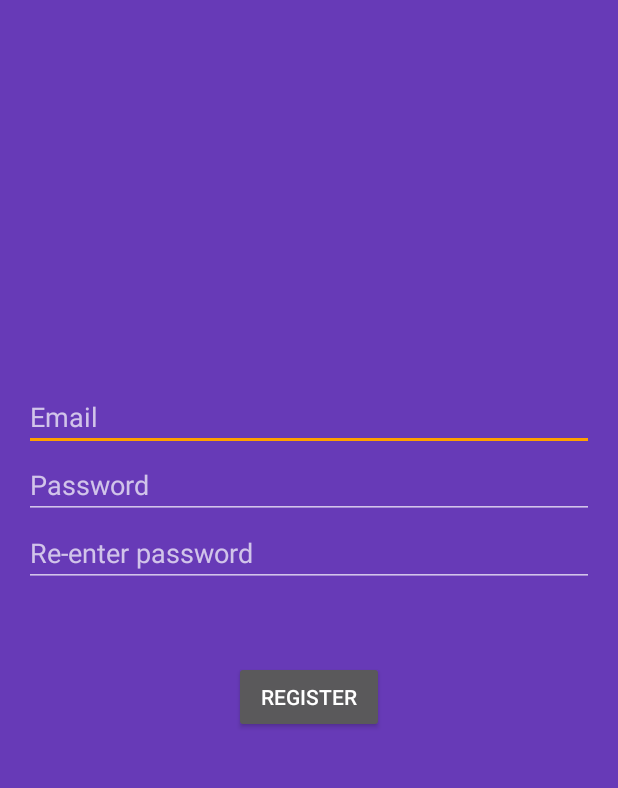
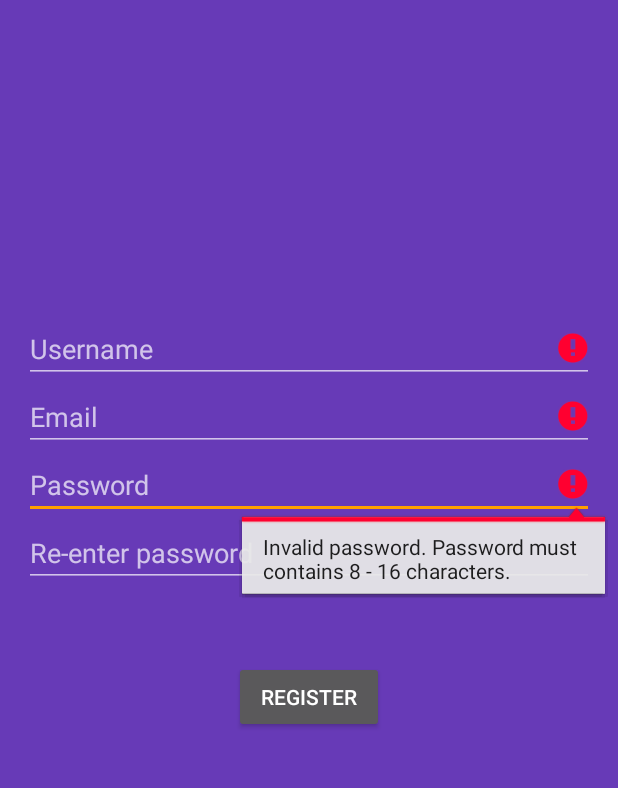
Before and after one commit to bubosam/ChatGlobal, an Android app: the RegistrationActivity screen opened directly, with no data from a screen before it, after a tap on "REGISTER", on a phone screen of 412 x 824 dp, the part 201-989 px from its top. Run offline under Robolectric (Android 15) with nearby library versions, the phone set to English and light mode, and no system bars.

Commit message:
Registration activity

```diff
--- a/Android/DreamChat/app/src/main/java/com/example/boush/dreamchat/RegistrationActivity.java
+++ b/Android/DreamChat/app/src/main/java/com/example/boush/dreamchat/RegistrationActivity.java
@@ -1,13 +1,119 @@
 package com.example.boush.dreamchat;
 
+import android.app.AlertDialog;
+import android.content.DialogInterface;
+import android.content.Intent;
 import android.support.v7.app.AppCompatActivity;
 import android.os.Bundle;
+import android.util.Patterns;
+import android.view.View;
+import android.widget.AutoCompleteTextView;
+import android.widget.Button;
+import android.widget.EditText;
+
+import java.util.regex.Pattern;
+
 
 public class RegistrationActivity extends AppCompatActivity {
+    private EditText username;
+    private AutoCompleteTextView email;
+    private EditText password;
+    private EditText confirmPassword;
+    private Button register;
 
     @Override
     protected void onCreate(Bundle savedInstanceState) {
         super.onCreate(savedInstanceState);
         setContentView(R.layout.activity_registration);
+
+        username = (EditText) findViewById(R.id.username);
+        email = (AutoCompleteTextView) findViewById(R.id.email);
+        password = (EditText) findViewById(R.id.password);
+        confirmPassword = (EditText) findViewById(R.id.confirmPassword);
+        register = (Button) findViewById(R.id.b_register_confirm);
+
+        register.setOnClickListener(new View.OnClickListener() {
+            @Override
+            public void onClick(View v) {
+                attemptRegister();
+            }
+        });
     }
+
+    private void attemptRegister() {
+
+        email.setError(null);
+        username.setError(null);
+        password.setError(null);
+
+        String usernameStr = username.getText().toString();
+        String emailStr = email.getText().toString();
+        String passwordStr = password.getText().toString();
+        String confirmPassStr = confirmPassword.getText().toString();
+
+        boolean cancel = false;
+        View focusView = null;
+
+        if(!isValidUsername(usernameStr)){
+            username.setError("Invalid username. Username must contains 3 - 16 characters.");
+            focusView = username;
+            cancel = true;
+        }
+
+        if(!isValidEmail(emailStr)){
+            email.setError("Invalid email.");
+            focusView = email;
+            cancel = true;
+        }
+
+        if(!isValidPassword(passwordStr)){
+            password.setError("Invalid password. Password must contains 8 - 16 characters.");
+            focusView = password;
+            cancel = true;
+        }
+
+        if(!confirmPassStr.equals(passwordStr)){
+            confirmPassword.setError("Passwords are not equal.");
+            password.setError("Passwords are not equal.");
+            focusView = confirmPassword;
+            cancel = true;
+        }
+        if (cancel) {
+            // There was an error; don't attempt register and focus the first
+            // form field with an error.
+            focusView.requestFocus();
+        } else {
+            new AlertDialog.Builder(this)
+                    .setTitle("Registration")
+                    .setMessage("You have been successfully registered, now you will be logged in.")
+                    .setPositiveButton("OK", new DialogInterface.OnClickListener() {
+                        public void onClick(DialogInterface dialog, int which) {
+                            Intent intent = new Intent(RegistrationActivity.this, ChatActivity.class);
+                            startActivity(intent);
+                        }
+                    })
+                    .setIcon(android.R.drawable.ic_dialog_alert)
+                    .show();
+
+        }
+    }
+
+    private boolean isValidUsername(String username){
+        String regex = "[\\w\\d]{3,16}";
+        Pattern pattern = Pattern.compile(regex, Pattern.CASE_INSENSITIVE);
+        return pattern.matcher(username).matches();
+    }
+
+    private boolean isValidEmail(String email){
+        Pattern pattern = Patterns.EMAIL_ADDRESS;
+        return pattern.matcher(email).matches();
+    }
+
+    private boolean isValidPassword(String password){
+        String regex = "[\\w\\d]{8,16}";
+        Pattern pattern = Pattern.compile(regex, Pattern.CASE_INSENSITIVE);
+        return pattern.matcher(password).matches();
+    }
+
+
 }
--- a/Android/DreamChat/app/src/main/res/layout/activity_registration.xml
+++ b/Android/DreamChat/app/src/main/res/layout/activity_registration.xml
@@ -9,20 +9,21 @@
     android:paddingTop="@dimen/activity_vertical_margin"
     tools:context="com.example.boush.dreamchat.RegistrationActivity">
 
-    <LinearLayout
-        android:orientation="vertical"
-        android:layout_width="match_parent"
-        android:layout_height="match_parent"
-        android:layout_alignParentTop="true"
+    <EditText
+        android:layout_width="wrap_content"
+        android:layout_height="wrap_content"
+        android:inputType="textPersonName"
+        android:ems="10"
+        android:id="@+id/username"
+        android:layout_above="@+id/email"
         android:layout_alignParentRight="true"
-        android:layout_alignParentEnd="true">
-
-        <RelativeLayout
-            android:layout_width="match_parent"
-            android:layout_height="match_parent">
+        android:layout_alignParentEnd="true"
+        android:layout_alignParentLeft="true"
+        android:layout_alignParentStart="true"
+        android:hint="@string/username" />
 
     <AutoCompleteTextView
-                android:id="@+id/autoCompleteTextView"
+        android:id="@+id/email"
         android:layout_width="match_parent"
         android:layout_height="wrap_content"
         android:hint="@string/prompt_email"
@@ -33,7 +34,7 @@
         android:layout_centerHorizontal="true" />
 
     <EditText
-                android:id="@+id/editText"
+        android:id="@+id/password"
         android:layout_width="match_parent"
         android:layout_height="wrap_content"
         android:hint="@string/prompt_password"
@@ -43,12 +44,12 @@
         android:inputType="textPassword"
         android:maxLines="1"
         android:singleLine="true"
-                android:layout_below="@+id/autoCompleteTextView"
+        android:layout_below="@+id/email"
         android:layout_alignParentLeft="true"
         android:layout_alignParentStart="true" />
 
     <EditText
-                android:id="@+id/editText2"
+        android:id="@+id/confirmPassword"
         android:layout_width="match_parent"
         android:layout_height="wrap_content"
         android:hint="@string/prompt_password2"
@@ -58,13 +59,14 @@
         android:inputType="textPassword"
         android:maxLines="1"
         android:singleLine="true"
-                android:layout_below="@+id/editText"
+        android:layout_below="@+id/password"
         android:layout_centerHorizontal="true" />
 
     <ImageView
         android:layout_width="wrap_content"
         android:layout_height="wrap_content"
-                android:id="@+id/imageView2"
+        android:contentDescription="logo"
+        android:id="@+id/logo"
         android:layout_alignParentTop="true"
         android:layout_centerHorizontal="true"
         android:src="@drawable/logo_register" />
@@ -73,14 +75,12 @@
         android:layout_width="wrap_content"
         android:layout_height="wrap_content"
         android:text="@string/action_register"
-                android:id="@+id/button"
+        android:id="@+id/b_register_confirm"
         android:layout_gravity="center_horizontal"
         android:height="20dp"
         android:width="100dp"
-                android:onClick="Registration"
-                android:layout_below="@+id/editText2"
+        android:layout_below="@+id/confirmPassword"
         android:layout_centerHorizontal="true"
         android:layout_marginTop="49dp" />
+
 </RelativeLayout>
-    </LinearLayout>
-</RelativeLayout>
--- a/Android/DreamChat/app/src/main/res/values/strings.xml
+++ b/Android/DreamChat/app/src/main/res/values/strings.xml
@@ -27,4 +27,5 @@
     <string name="title_activity_chat">ChatActivity</string>
     <string name="action_settings">Settings</string>
     <string name="section_format">Hello World from section: %1$d</string>
+    <string name="username">Username</string>
 </resources>
```
Lines whose indentation alone changed are shown as unchanged.
